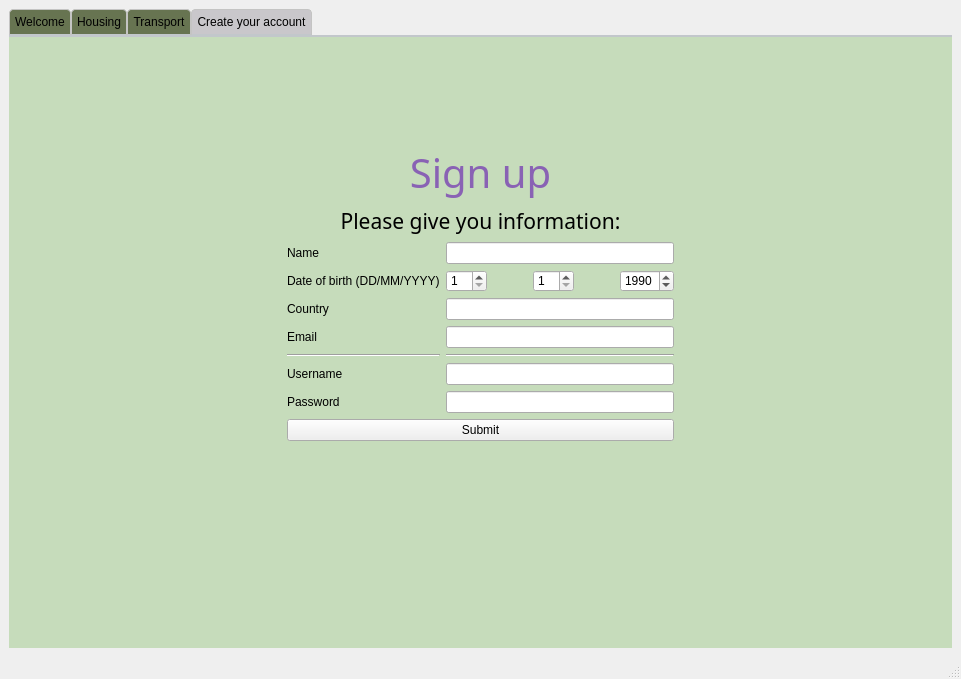
Old version of the form CO2_Tracker/survey.ui in the repository cgneo/CarbonTracker.
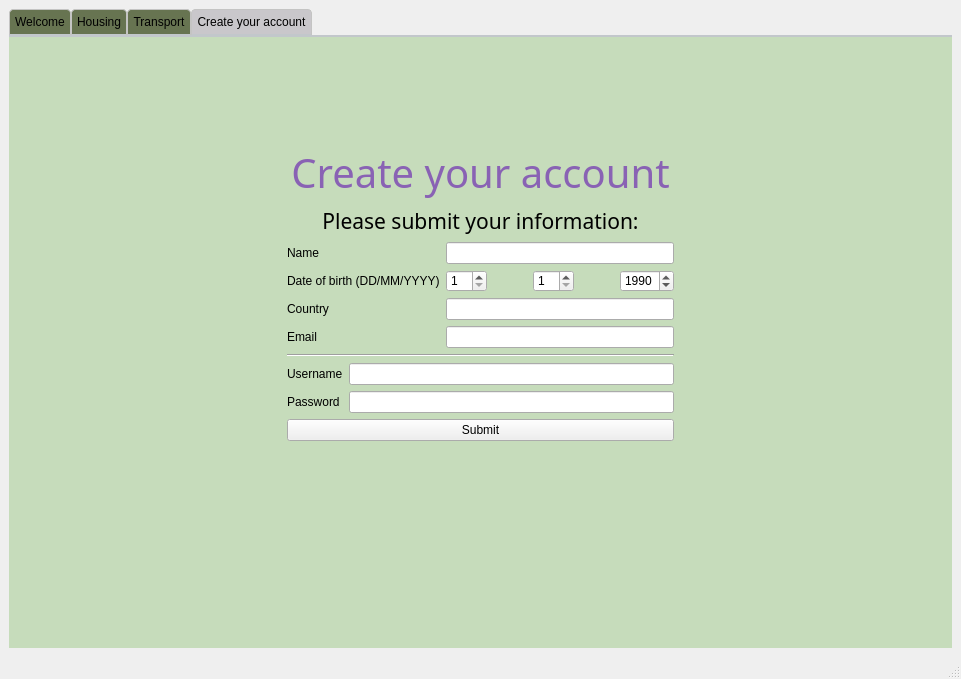
New version of the form.

Commit message: Changes in lay-out for the 'create and account page'

The edit to the form file:
```diff
--- a/CO2_Tracker/survey.ui
+++ b/CO2_Tracker/survey.ui
@@ -1014,7 +1014,7 @@
        </attribute>
        <layout class="QGridLayout" name="gridLayout_10">
         <item row="0" column="0">
-         <layout class="QVBoxLayout" name="verticalLayout_19">
+         <layout class="QVBoxLayout" name="verticalLayout_23">
           <item>
            <spacer name="verticalSpacer_13">
             <property name="orientation">
@@ -1044,7 +1044,7 @@
              </spacer>
             </item>
             <item>
-             <layout class="QVBoxLayout" name="verticalLayout_20">
+             <layout class="QVBoxLayout" name="verticalLayout_22">
               <item>
                <widget class="QLabel" name="label_27">
                 <property name="font">
@@ -1054,7 +1054,7 @@
                  </font>
                 </property>
                 <property name="text">
-                 <string>&lt;html&gt;&lt;head/&gt;&lt;body&gt;&lt;p align=&quot;center&quot;&gt;&lt;span style=&quot; color:#8962b4;&quot;&gt;Sign up&lt;/span&gt;&lt;/p&gt;&lt;/body&gt;&lt;/html&gt;</string>
+                 <string>&lt;html&gt;&lt;head/&gt;&lt;body&gt;&lt;p align=&quot;center&quot;&gt;&lt;span style=&quot; color:#8962b4;&quot;&gt;Create your account&lt;/span&gt;&lt;/p&gt;&lt;/body&gt;&lt;/html&gt;</string>
                 </property>
                 <property name="textFormat">
                  <enum>Qt::AutoText</enum>
@@ -1070,7 +1070,7 @@
                  </font>
                 </property>
                 <property name="text">
-                 <string>&lt;html&gt;&lt;head/&gt;&lt;body&gt;&lt;p align=&quot;center&quot;&gt;Please give you information:&lt;/p&gt;&lt;/body&gt;&lt;/html&gt;</string>
+                 <string>&lt;html&gt;&lt;head/&gt;&lt;body&gt;&lt;p align=&quot;center&quot;&gt;Please submit your information:&lt;/p&gt;&lt;/body&gt;&lt;/html&gt;</string>
                 </property>
                 <property name="textFormat">
                  <enum>Qt::RichText</enum>
@@ -1095,9 +1095,9 @@
                 <item>
                  <layout class="QVBoxLayout" name="verticalLayout_21">
                   <item>
-                   <layout class="QHBoxLayout" name="horizontalLayout_9">
+                   <layout class="QHBoxLayout" name="horizontalLayout_7">
                     <item>
-                     <layout class="QVBoxLayout" name="verticalLayout_22">
+                     <layout class="QVBoxLayout" name="verticalLayout_13">
                       <item>
                        <widget class="QLabel" name="label_3">
                         <property name="text">
@@ -1126,31 +1126,10 @@
                         </property>
                        </widget>
                       </item>
-                      <item>
-                       <widget class="Line" name="line">
-                        <property name="orientation">
-                         <enum>Qt::Horizontal</enum>
-                        </property>
-                       </widget>
-                      </item>
-                      <item>
-                       <widget class="QLabel" name="label_2">
-                        <property name="text">
-                         <string>Username</string>
-                        </property>
-                       </widget>
-                      </item>
-                      <item>
-                       <widget class="QLabel" name="label_9">
-                        <property name="text">
-                         <string>Password</string>
-                        </property>
-                       </widget>
-                      </item>
                      </layout>
                     </item>
                     <item>
-                     <layout class="QVBoxLayout" name="verticalLayout_23">
+                     <layout class="QVBoxLayout" name="verticalLayout_14">
                       <item>
                        <widget class="QLineEdit" name="lineEdit">
                         <property name="minimumSize">
@@ -1230,13 +1209,45 @@
                       <item>
                        <widget class="QLineEdit" name="lineEdit_4"/>
                       </item>
+                     </layout>
+                    </item>
+                   </layout>
+                  </item>
+                  <item>
+                   <widget class="Line" name="line_2">
+                    <property name="orientation">
+                     <enum>Qt::Horizontal</enum>
+                    </property>
+                   </widget>
+                  </item>
+                  <item>
+                   <layout class="QHBoxLayout" name="horizontalLayout_9">
+                    <item>
+                     <layout class="QVBoxLayout" name="verticalLayout_19">
                       <item>
-                       <widget class="Line" name="line_2">
-                        <property name="orientation">
-                         <enum>Qt::Horizontal</enum>
+                       <widget class="QLabel" name="label_2">
+                        <property name="minimumSize">
+                         <size>
+                          <width>0</width>
+                          <height>0</height>
+                         </size>
                         </property>
+                        <property name="text">
+                         <string>Username</string>
+                        </property>
                        </widget>
                       </item>
+                      <item>
+                       <widget class="QLabel" name="label_9">
+                        <property name="text">
+                         <string>Password</string>
+                        </property>
+                       </widget>
+                      </item>
+                     </layout>
+                    </item>
+                    <item>
+                     <layout class="QVBoxLayout" name="verticalLayout_20">
                       <item>
                        <widget class="QLineEdit" name="lineEdit_5"/>
                       </item>
```
The commit also changes 1 other file.
